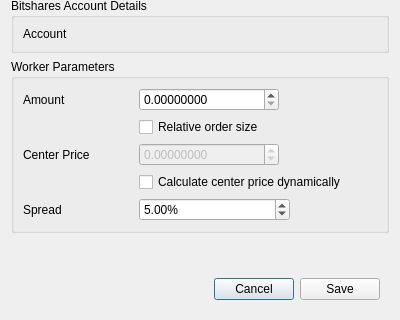
Old version of the form dexbot/views/ui/edit_worker_window.ui in the repository xeroc/stakemachine; both pictures show x 0 to 400 and y 166 to 486 of the 400 by 486 pixel window.
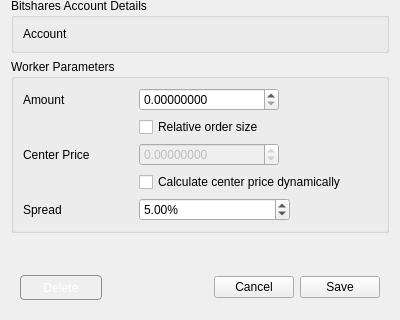
New version of the form.

Commit message: New visuals for worker and worker list

Diff of the .ui file:
```diff
--- a/dexbot/views/ui/edit_worker_window.ui
+++ b/dexbot/views/ui/edit_worker_window.ui
@@ -416,6 +416,23 @@
       </sizepolicy>
      </property>
      <layout class="QHBoxLayout" name="horizontalLayout_2">
+      <item>
+       <widget class="QPushButton" name="remove_button">
+        <property name="styleSheet">
+         <string notr="true">border: 1px solid #8f8f91;
+border-radius: 4px;
+background-color: qlineargradient(x1: 0, y1: 0, x2: 0, y2: 1,
+                                       stop: 0 #eb9994, stop: 1 #cc2522);
+min-width: 80px;
+min-height: 23px;
+color: #fff;
+ </string>
+        </property>
+        <property name="text">
+         <string>Delete</string>
+        </property>
+       </widget>
+      </item>
       <item>
        <spacer name="horizontalSpacer">
         <property name="orientation">
```
The commit also changes 13 other files.
